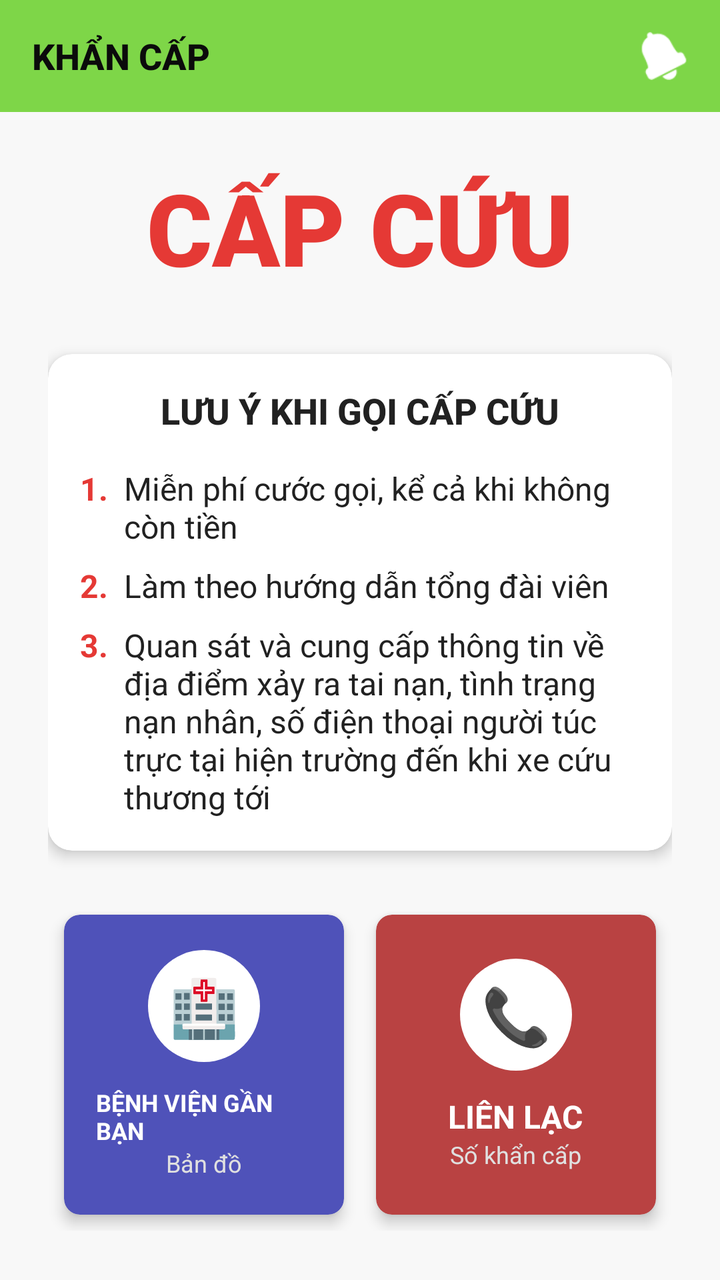
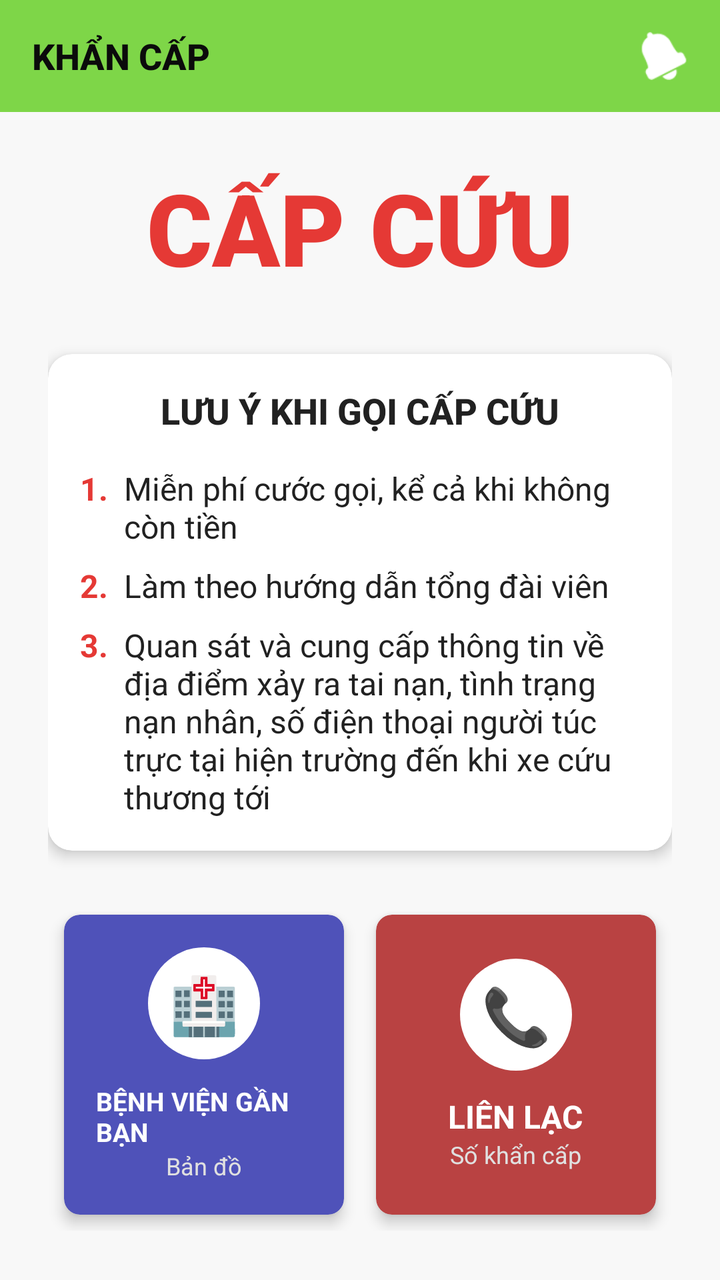

An Android layout rendered at two revisions. The XML below is the earlier revision; the diff shows what the commit changed to produce the second picture.
<!-- AndroidManifest.xml: application theme Theme.Healthcareapp -->
<!-- res/layout/fragment_emergency.xml -->
<?xml version="1.0" encoding="utf-8"?>
<RelativeLayout xmlns:android="http://schemas.android.com/apk/res/android"
    xmlns:app="http://schemas.android.com/apk/res-auto"
    android:layout_width="match_parent"
    android:layout_height="match_parent"
    android:background="#F8F8F8">

    
    <RelativeLayout
        android:id="@+id/header"
        android:layout_width="match_parent"
        android:layout_height="56dp"
        android:background="#7ED648">

        <TextView
            android:layout_width="wrap_content"
            android:layout_height="wrap_content"
            android:layout_centerVertical="true"
            android:layout_marginStart="16dp"
            android:fontFamily="sans-serif-medium"
            android:text="KHẨN CẤP"
            android:textColor="#0B0B0B"
            android:textSize="18sp"
            android:textStyle="bold" />

        <ImageView
            android:id="@+id/notificationButton"
            android:layout_width="24dp"
            android:layout_height="24dp"
            android:layout_alignParentEnd="true"
            android:layout_centerVertical="true"
            android:layout_marginEnd="16dp"
            android:src="@android:drawable/ic_popup_reminder"
            android:tint="#FFFFFF" />
    </RelativeLayout>

    
    <ScrollView
        android:layout_width="match_parent"
        android:layout_height="match_parent"
        android:layout_below="@id/header"
        android:fillViewport="true">

        <LinearLayout
            android:layout_width="match_parent"
            android:layout_height="wrap_content"
            android:gravity="center"
            android:orientation="vertical"
            android:padding="24dp">

            
            <TextView
                android:layout_width="match_parent"
                android:layout_height="wrap_content"
                android:layout_marginBottom="30dp"
                android:elevation="2dp"
                android:fontFamily="sans-serif-black"
                android:gravity="center"
                android:text="@string/emergency_header"
                android:textColor="#E53935"
                android:textSize="50sp"
                android:textStyle="bold" />

            
            <androidx.cardview.widget.CardView
                android:layout_width="match_parent"
                android:layout_height="wrap_content"
                android:layout_marginBottom="24dp"
                app:cardBackgroundColor="#FFFFFF"
                app:cardCornerRadius="12dp"
                app:cardElevation="4dp">

                <LinearLayout
                    android:layout_width="match_parent"
                    android:layout_height="wrap_content"
                    android:orientation="vertical"
                    android:padding="16dp">

                    <TextView
                        android:layout_width="match_parent"
                        android:layout_height="wrap_content"
                        android:layout_marginBottom="8dp"
                        android:fontFamily="sans-serif-medium"
                        android:gravity="center"
                        android:text="@string/emergency_notes_title"
                        android:textColor="#212121"
                        android:textSize="18sp"
                        android:textStyle="bold" />

                    <LinearLayout
                        android:layout_width="match_parent"
                        android:layout_height="wrap_content"
                        android:layout_marginTop="8dp"
                        android:orientation="horizontal">

                        <TextView
                            android:layout_width="wrap_content"
                            android:layout_height="wrap_content"
                            android:layout_marginEnd="8dp"
                            android:text="1."
                            android:textColor="#E53935"
                            android:textSize="16sp"
                            android:textStyle="bold" />

                        <TextView
                            android:layout_width="match_parent"
                            android:layout_height="wrap_content"
                            android:text="@string/emergency_note_1"
                            android:textColor="#212121"
                            android:textSize="16sp" />
                    </LinearLayout>

                    <LinearLayout
                        android:layout_width="match_parent"
                        android:layout_height="wrap_content"
                        android:layout_marginTop="8dp"
                        android:orientation="horizontal">

                        <TextView
                            android:layout_width="wrap_content"
                            android:layout_height="wrap_content"
                            android:layout_marginEnd="8dp"
                            android:text="2."
                            android:textColor="#E53935"
                            android:textSize="16sp"
                            android:textStyle="bold" />

                        <TextView
                            android:layout_width="match_parent"
                            android:layout_height="wrap_content"
                            android:text="@string/emergency_note_2"
                            android:textColor="#212121"
                            android:textSize="16sp" />
                    </LinearLayout>

                    <LinearLayout
                        android:layout_width="match_parent"
                        android:layout_height="wrap_content"
                        android:layout_marginTop="8dp"
                        android:orientation="horizontal">

                        <TextView
                            android:layout_width="wrap_content"
                            android:layout_height="wrap_content"
                            android:layout_marginEnd="8dp"
                            android:text="3."
                            android:textColor="#E53935"
                            android:textSize="16sp"
                            android:textStyle="bold" />

                        <TextView
                            android:layout_width="match_parent"
                            android:layout_height="wrap_content"
                            android:text="@string/emergency_note_3"
                            android:textColor="#212121"
                            android:textSize="16sp" />
                    </LinearLayout>
                </LinearLayout>
            </androidx.cardview.widget.CardView>

            
            <GridLayout
                android:layout_width="match_parent"
                android:layout_height="wrap_content"
                android:columnCount="2"
                android:rowCount="1">

                
                <androidx.cardview.widget.CardView
                    android:id="@+id/mapCard"
                    android:layout_width="0dp"
                    android:layout_height="150dp"
                    android:layout_rowWeight="1"
                    android:layout_columnWeight="1"
                    android:layout_margin="8dp"
                    android:clickable="true"
                    android:focusable="true"
                    android:foreground="?android:attr/selectableItemBackground"
                    app:cardCornerRadius="8dp"
                    app:cardBackgroundColor="#4F52B9"
                    app:cardElevation="4dp">

                    <LinearLayout
                        android:layout_width="match_parent"
                        android:layout_height="match_parent"
                        android:gravity="center"
                        android:orientation="vertical"
                        android:padding="16dp">

                        
                        <FrameLayout
                            android:layout_width="56dp"
                            android:layout_height="56dp"
                            android:background="@drawable/circle_background">

                            
                            <TextView
                                android:layout_width="match_parent"
                                android:layout_height="match_parent"
                                android:gravity="center"
                                android:text="🏥"
                                android:textSize="28sp" />
                        </FrameLayout>

                        <TextView
                            android:layout_width="wrap_content"
                            android:layout_height="wrap_content"
                            android:layout_marginTop="12dp"
                            android:text="@string/hospital_title"
                            android:textColor="#FFFFFF"
                            android:textSize="12dp"
                            android:textStyle="bold" />

                        <TextView
                            android:layout_width="wrap_content"
                            android:layout_height="wrap_content"
                            android:gravity="center"
                            android:text="@string/map_subtitle"
                            android:textColor="#E0E0E0"
                            android:textSize="12sp" />
                    </LinearLayout>
                </androidx.cardview.widget.CardView>

                
                <androidx.cardview.widget.CardView
                    android:id="@+id/contactCard"
                    android:layout_width="0dp"
                    android:layout_height="150dp"
                    android:layout_rowWeight="1"
                    android:layout_columnWeight="1"
                    android:layout_margin="8dp"
                    android:clickable="true"
                    android:focusable="true"
                    android:foreground="?android:attr/selectableItemBackground"
                    app:cardCornerRadius="8dp"
                    app:cardBackgroundColor="#B94242"
                    app:cardElevation="4dp">

                    <LinearLayout
                        android:layout_width="match_parent"
                        android:layout_height="match_parent"
                        android:gravity="center"
                        android:orientation="vertical"
                        android:padding="16dp">

                        
                        <FrameLayout
                            android:layout_width="56dp"
                            android:layout_height="56dp"
                            android:background="@drawable/circle_background">

                            
                            <TextView
                                android:layout_width="match_parent"
                                android:layout_height="match_parent"
                                android:gravity="center"
                                android:text="📞"
                                android:textSize="28sp" />
                        </FrameLayout>

                        <TextView
                            android:layout_width="wrap_content"
                            android:layout_height="wrap_content"
                            android:layout_marginTop="12dp"
                            android:text="@string/contact_title"
                            android:textColor="#FFFFFF"
                            android:textSize="16sp"
                            android:textStyle="bold" />

                        <TextView
                            android:layout_width="wrap_content"
                            android:layout_height="wrap_content"
                            android:gravity="center"
                            android:text="@string/emergency_number"
                            android:textColor="#E0E0E0"
                            android:textSize="12sp" />
                    </LinearLayout>
                </androidx.cardview.widget.CardView>
            </GridLayout>

            
            <LinearLayout
                android:id="@+id/contactListLayout"
                android:layout_width="0dp"
                android:layout_height="0dp"
                android:visibility="gone" />

            <LinearLayout
                android:id="@+id/customContactContainer"
                android:layout_width="0dp"
                android:layout_height="0dp"
                android:visibility="gone" />

        </LinearLayout>
    </ScrollView>

</RelativeLayout>
<!-- resources referenced by this layout -->
<resources>
  <!-- drawable circle_background (drawable) -->
  <?xml version="1.0" encoding="utf-8"?>
  <shape xmlns:android="http://schemas.android.com/apk/res/android"
      android:shape="oval">
      <solid android:color="#FFFFFF" />
  </shape>
  <string name="contact_title">LIÊN LẠC</string>
  <string name="emergency_header">CẤP CỨU</string>
  <string name="emergency_note_1">Miễn phí cước gọi, kể cả khi không còn tiền</string>
  <string name="emergency_note_2">Làm theo hướng dẫn tổng đài viên</string>
  <string name="emergency_note_3">Quan sát và cung cấp thông tin về địa điểm xảy ra tai nạn, tình trạng nạn nhân, số điện thoại người túc trực tại hiện trường đến khi xe cứu thương tới</string>
  <string name="emergency_notes_title">LƯU Ý KHI GỌI CẤP CỨU</string>
  <string name="emergency_number">Số khẩn cấp</string>
  <string name="hospital_title">BỆNH VIỆN GẦN BẠN</string>
  <string name="map_subtitle">Bản đồ</string>
  <style name="Theme.Healthcareapp" parent="Base.Theme.Healthcareapp" />
  <style name="Base.Theme.Healthcareapp" parent="Theme.Material3.DayNight.NoActionBar">
          
          
      </style>
</resources>

<!-- the commit's change to res/layout/fragment_emergency.xml (unified diff, before → after) -->
@@ -1,6 +1,7 @@
 <?xml version="1.0" encoding="utf-8"?>
 <RelativeLayout xmlns:android="http://schemas.android.com/apk/res/android"
     xmlns:app="http://schemas.android.com/apk/res-auto"
+    xmlns:tools="http://schemas.android.com/tools"
     android:layout_width="match_parent"
     android:layout_height="match_parent"
     android:background="#F8F8F8">
@@ -18,7 +19,7 @@
             android:layout_centerVertical="true"
             android:layout_marginStart="16dp"
             android:fontFamily="sans-serif-medium"
-            android:text="KHẨN CẤP"
+            android:text="@string/emergency_title"
             android:textColor="#0B0B0B"
             android:textSize="18sp"
             android:textStyle="bold" />
@@ -31,7 +32,8 @@
             android:layout_centerVertical="true"
             android:layout_marginEnd="16dp"
             android:src="@android:drawable/ic_popup_reminder"
-            android:tint="#FFFFFF" />
+            android:tint="#FFFFFF"
+            tools:ignore="UseAppTint" />
     </RelativeLayout>
 
     
@@ -208,7 +210,7 @@
                             android:layout_marginTop="12dp"
                             android:text="@string/hospital_title"
                             android:textColor="#FFFFFF"
-                            android:textSize="12dp"
+                            android:textSize="13dp"
                             android:textStyle="bold" />
 
                         <TextView
<!-- resource entries referenced after the edit -->
@@ -13,6 +13,7 @@
   <string name="emergency_note_3">Quan sát và cung cấp thông tin về địa điểm xảy ra tai nạn, tình trạng nạn nhân, số điện thoại người túc trực tại hiện trường đến khi xe cứu thương tới</string>
   <string name="emergency_notes_title">LƯU Ý KHI GỌI CẤP CỨU</string>
   <string name="emergency_number">Số khẩn cấp</string>
+  <string name="emergency_title">KHẨN CẤP</string>
   <string name="hospital_title">BỆNH VIỆN GẦN BẠN</string>
   <string name="map_subtitle">Bản đồ</string>
   <style name="Theme.Healthcareapp" parent="Base.Theme.Healthcareapp" />
